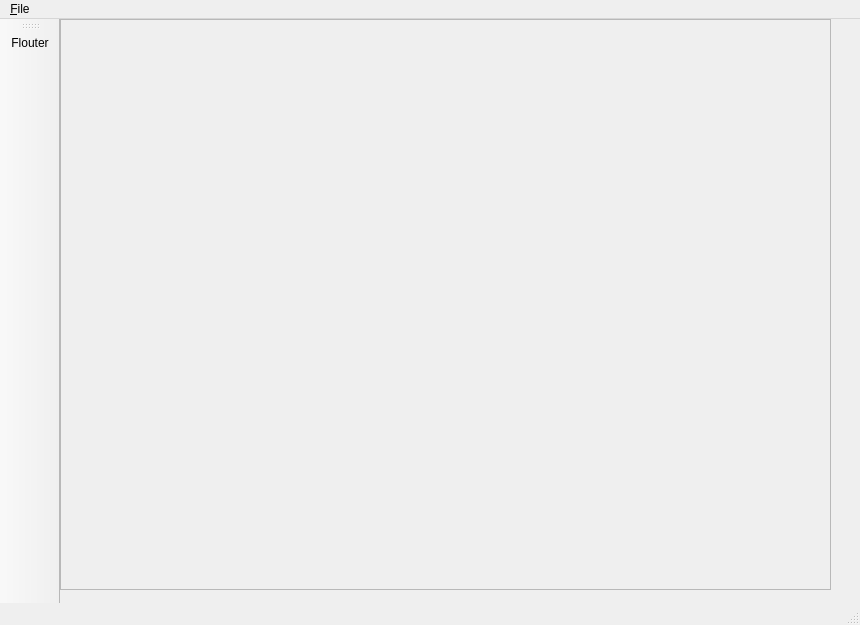
LilyOfTheWest/image, file Fred/image1/mainwindow.ui: the form before one commit.
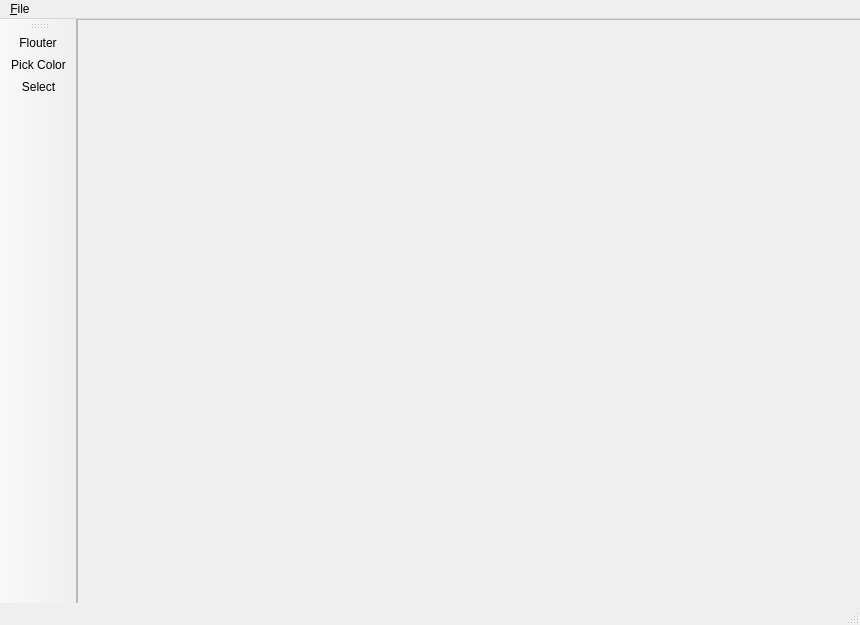
The form after the commit. Icons and pictures are not drawn.

```diff
--- a/Fred/image1/mainwindow.ui
+++ b/Fred/image1/mainwindow.ui
@@ -19,8 +19,8 @@
      <rect>
       <x>0</x>
       <y>0</y>
-      <width>771</width>
-      <height>571</height>
+      <width>831</width>
+      <height>591</height>
      </rect>
     </property>
     <property name="widgetResizable">
@@ -31,8 +31,8 @@
       <rect>
        <x>0</x>
        <y>0</y>
-       <width>769</width>
-       <height>569</height>
+       <width>829</width>
+       <height>589</height>
       </rect>
      </property>
     </widget>
@@ -50,6 +50,8 @@
     <bool>false</bool>
    </attribute>
    <addaction name="actionFlouter"/>
+   <addaction name="actionPick_Color"/>
+   <addaction name="actionSelect"/>
   </widget>
   <widget class="QMenuBar" name="menuBar">
    <property name="geometry">
@@ -107,6 +109,30 @@
     <string>&amp;Exit</string>
    </property>
   </action>
+  <action name="actionPick_Color">
+   <property name="icon">
+    <iconset theme="group1/pipette-icon.png" resource="res.qrc">
+     <normaloff>:/group1/pipette-icon.png</normaloff>:/group1/pipette-icon.png</iconset>
+   </property>
+   <property name="text">
+    <string>Pick Color</string>
+   </property>
+   <property name="toolTip">
+    <string>Affichage couleur d'un pixel</string>
+   </property>
+  </action>
+  <action name="actionSelect">
+   <property name="icon">
+    <iconset resource="res.qrc">
+     <normaloff>:/group1/pipette-icon.png</normaloff>:/group1/pipette-icon.png</iconset>
+   </property>
+   <property name="text">
+    <string>Select</string>
+   </property>
+   <property name="toolTip">
+    <string>Sélection souris</string>
+   </property>
+  </action>
  </widget>
  <resources>
   <include location="res.qrc"/>
```
